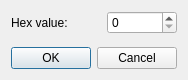
nrclark/pblazasm, file pBlazSIM/qmtxhexinputdialog.ui: the form before one commit.
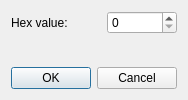
The form after the commit. Custom widgets are drawn as their Qt base class.

Patch:
```diff
--- a/pBlazSIM/qmtxhexinputdialog.ui
+++ b/pBlazSIM/qmtxhexinputdialog.ui
@@ -7,9 +7,15 @@
     <x>0</x>
     <y>0</y>
     <width>180</width>
-    <height>80</height>
+    <height>100</height>
    </rect>
   </property>
+  <property name="maximumSize">
+   <size>
+    <width>180</width>
+    <height>100</height>
+   </size>
+  </property>
   <property name="windowTitle">
    <string>Dialog</string>
   </property>
```
